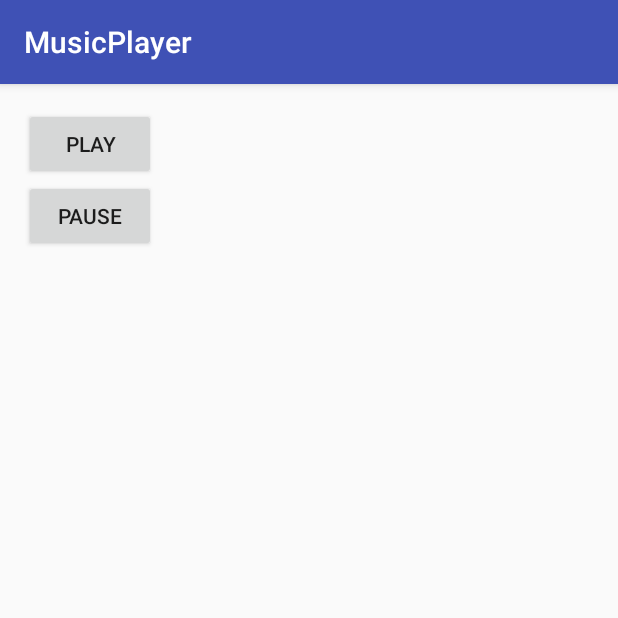
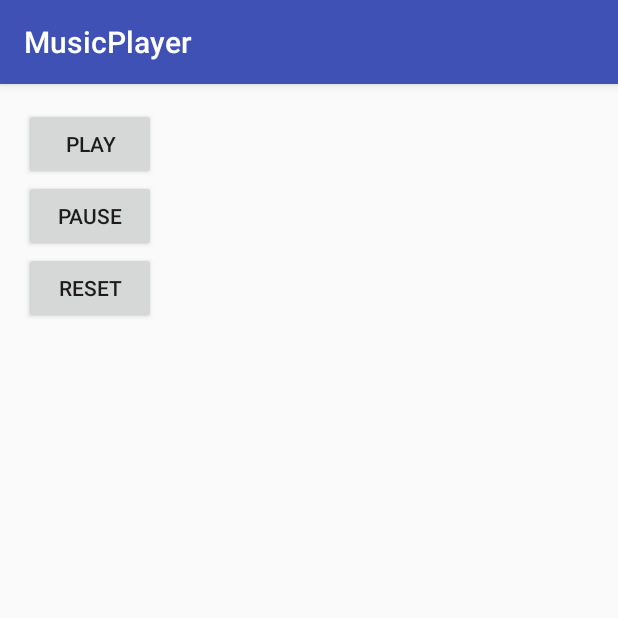
Before and after one commit to lehone-hp/AndroidMusicPlayer, an Android app: the screen it shows after launch (MainActivity), on a phone screen of 412 x 824 dp, the top half of it. Run offline under Robolectric (Android 15) with nearby library versions, the phone set to English and light mode, and no system bars.

Commit message:
Restart audio when finished

```diff
--- a/app/src/main/java/com/example/lehone/musicplayer/MainActivity.java
+++ b/app/src/main/java/com/example/lehone/musicplayer/MainActivity.java
@@ -8,7 +8,7 @@ import android.widget.Button;
 
 public class MainActivity extends AppCompatActivity {
 
-    private Button mPlayButton, mPauseButton;
+    private Button mPlayButton, mPauseButton, mResetButton;
 
     @Override
     protected void onCreate(Bundle savedInstanceState) {
@@ -16,8 +16,11 @@ public class MainActivity extends AppCompatActivity {
         setContentView(R.layout.activity_main);
 
         final MediaPlayer mediaPlayer = MediaPlayer.create(this, R.raw.p_12555214);
+        mediaPlayer.setLooping(true);
+
         mPlayButton = (Button) findViewById(R.id.button_play);
         mPauseButton = (Button) findViewById(R.id.button_pause);
+        mResetButton = (Button) findViewById(R.id.button_reset);
 
         mPlayButton.setOnClickListener(new View.OnClickListener() {
             @Override
@@ -34,5 +37,15 @@ public class MainActivity extends AppCompatActivity {
                 mediaPlayer.pause();
             }
         });
+
+        mResetButton.setOnClickListener(new View.OnClickListener() {
+            @Override
+            public void onClick(View view) {
+                // reset music
+                mediaPlayer.pause();
+                mediaPlayer.seekTo(0);
+                mediaPlayer.start();
+            }
+        });
     }
 }
--- a/app/src/main/res/layout/activity_main.xml
+++ b/app/src/main/res/layout/activity_main.xml
@@ -12,15 +12,18 @@
         android:id="@+id/button_play"
         android:layout_width="wrap_content"
         android:layout_height="wrap_content"
-        android:text="@string/play"
-        tools:layout_editor_absoluteX="16dp"
-        tools:layout_editor_absoluteY="16dp" />
+        android:text="@string/play"/>
 
     <Button
         android:id="@+id/button_pause"
         android:layout_width="wrap_content"
         android:layout_height="wrap_content"
-        android:text="@string/pause"
-        tools:layout_editor_absoluteX="16dp"
-        tools:layout_editor_absoluteY="83dp" />
+        android:text="@string/pause"/>
+
+
+    <Button
+        android:id="@+id/button_reset"
+        android:layout_width="wrap_content"
+        android:layout_height="wrap_content"
+        android:text="@string/reset"/>
 </LinearLayout>
--- a/app/src/main/res/values/strings.xml
+++ b/app/src/main/res/values/strings.xml
@@ -2,4 +2,6 @@
     <string name="app_name">MusicPlayer</string>
     <string name="pause">Pause</string>
     <string name="play">Play</string>
+    <string name="reset">Reset</string>
+
 </resources>
```
